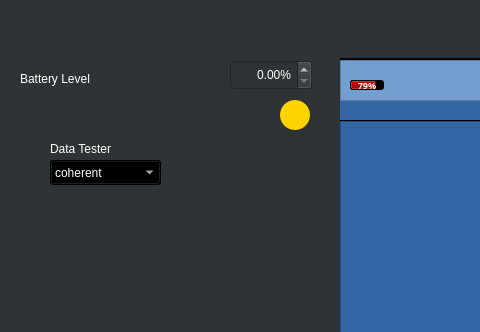
Above: HRV/mainwindow.ui from NirmithDAlmeida/HRV3004Team6 before the change; both pictures show x 0 to 480 and y 0 to 332 of the 1009 by 893 pixel window. Below: the same form after it.
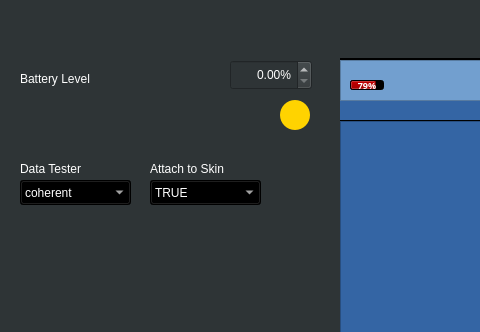
That is the form after the change. Icons and pictures are not drawn. Custom widgets are drawn as their Qt base class.

Commit message: Add Apply to Skin dropdown to test session interruption

Diff of the .ui file:
```diff
--- a/HRV/mainwindow.ui
+++ b/HRV/mainwindow.ui
@@ -1187,8 +1187,8 @@
    <widget class="QComboBox" name="CoherentLevel">
     <property name="geometry">
      <rect>
-      <x>50</x>
-      <y>160</y>
+      <x>20</x>
+      <y>180</y>
       <width>111</width>
       <height>25</height>
      </rect>
@@ -1213,8 +1213,8 @@
    <widget class="QLabel" name="label">
     <property name="geometry">
      <rect>
-      <x>50</x>
-      <y>140</y>
+      <x>20</x>
+      <y>160</y>
       <width>81</width>
       <height>17</height>
      </rect>
@@ -1223,6 +1223,45 @@
      <string>Data Tester</string>
     </property>
    </widget>
+   <widget class="QComboBox" name="ApplySkin">
+    <property name="geometry">
+     <rect>
+      <x>150</x>
+      <y>180</y>
+      <width>111</width>
+      <height>25</height>
+     </rect>
+    </property>
+    <property name="autoFillBackground">
+     <bool>false</bool>
+    </property>
+    <property name="styleSheet">
+     <string notr="true">background-color:rgb(0,0,0);</string>
+    </property>
+    <item>
+     <property name="text">
+      <string>TRUE</string>
+     </property>
+    </item>
+    <item>
+     <property name="text">
+      <string>FALSE</string>
+     </property>
+    </item>
+   </widget>
+   <widget class="QLabel" name="label_2">
+    <property name="geometry">
+     <rect>
+      <x>150</x>
+      <y>160</y>
+      <width>81</width>
+      <height>17</height>
+     </rect>
+    </property>
+    <property name="text">
+     <string>Attach to Skin</string>
+    </property>
+   </widget>
    <zorder>batteryLevelAdminSpinBox</zorder>
    <zorder>chargeAdminButton</zorder>
    <zorder>batteryLevelAdminLabel</zorder>
```
Left out of the diff: 2 changed lines with no effect on the pictures. The commit also changes 2 other files.
